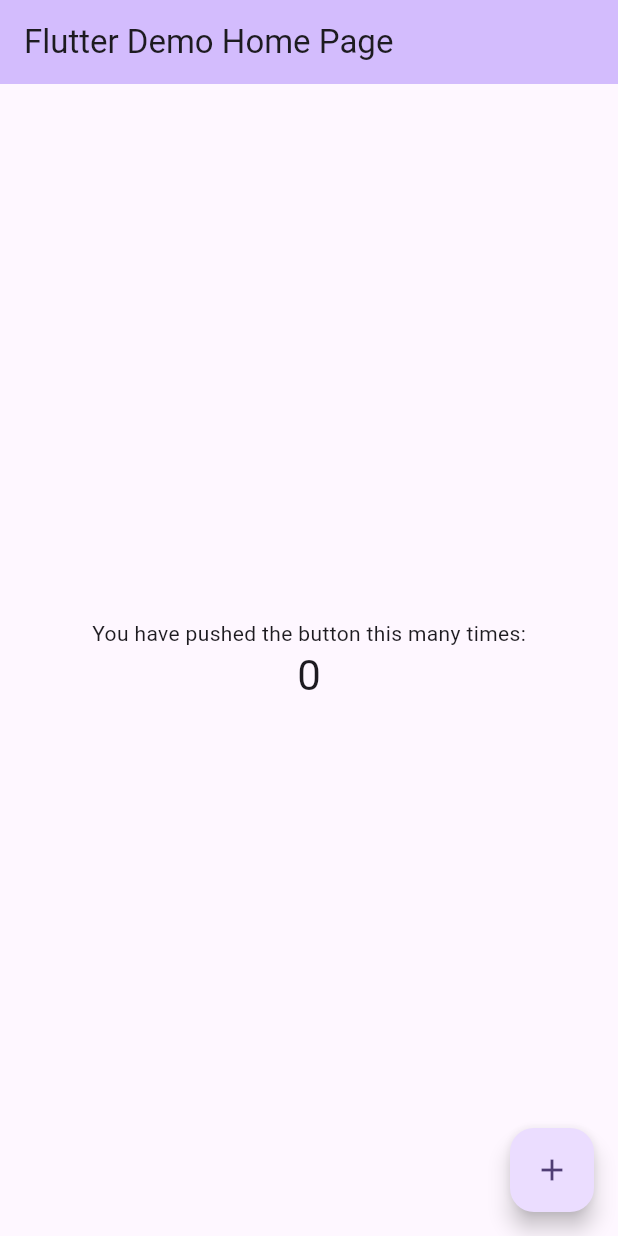
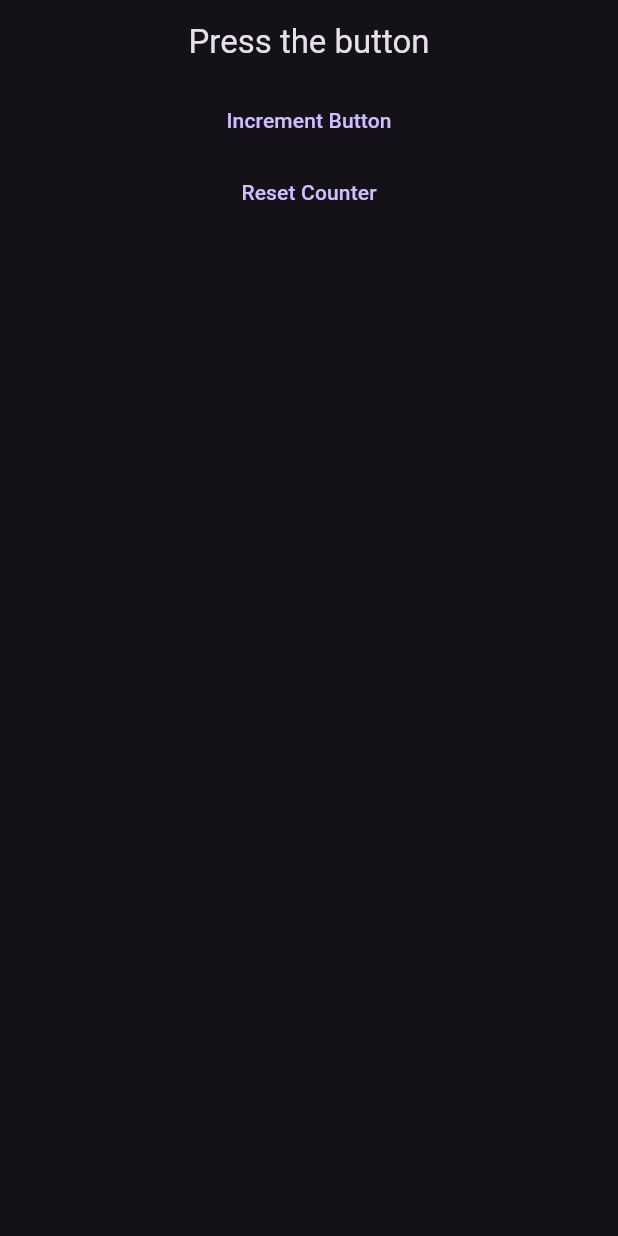
Before and after one commit to devhasanalhamed/riverpod_beginner_to_advanced, a Flutter app: the screen it shows after launch, on a phone screen of 412 x 824 dp. Run offline on Flutter 3.47's test engine with Material 3 defaults, Android fonts, the phone set to English and light mode, and no system bars; our stand-ins replace hooks_riverpod.

Commit message:
Update main.dart

```diff
--- a/lib/main.dart
+++ b/lib/main.dart
@@ -1,8 +1,35 @@
 import 'package:flutter/material.dart';
+import 'package:hooks_riverpod/hooks_riverpod.dart';
 
 void main() {
-  runApp(const MyApp());
+  runApp(
+    const ProviderScope(
+      child: MyApp(),
+    ),
+  );
 }
+
+extension OptionalInfixAddition<T extends num> on T? {
+  T? operator +(T? other) {
+    final shadow = this;
+    if (shadow != null) {
+      return shadow + (other ?? 0) as T;
+    }
+    return null;
+  }
+}
+
+class Counter extends StateNotifier<int?> {
+  Counter() : super(null);
+
+  void increment() => state = state == null ? 1 : state + 1;
+
+  void reset() => state = null;
+}
+
+final counterProvider = StateNotifierProvider<Counter, int?>(
+  (ref) => Counter(),
+);
 
 class MyApp extends StatelessWidget {
   const MyApp({super.key});
@@ -12,57 +39,49 @@ class MyApp extends StatelessWidget {
   Widget build(BuildContext context) {
     return MaterialApp(
       title: 'Flutter Demo',
+      darkTheme: ThemeData.dark(),
       theme: ThemeData(
         colorScheme: ColorScheme.fromSeed(seedColor: Colors.deepPurple),
         useMaterial3: true,
       ),
-      home: const MyHomePage(title: 'Flutter Demo Home Page'),
+      themeMode: ThemeMode.dark,
+      home: const HomePage(),
     );
   }
 }
 
-class MyHomePage extends StatefulWidget {
-  const MyHomePage({super.key, required this.title});
-  final String title;
+class HomePage extends ConsumerWidget {
+  const HomePage({super.key});
 
   @override
-  State<MyHomePage> createState() => _MyHomePageState();
-}
-
-class _MyHomePageState extends State<MyHomePage> {
-  int _counter = 0;
-
-  void _incrementCounter() {
-    setState(() {
-      _counter++;
-    });
-  }
-
-  @override
-  Widget build(BuildContext context) {
+  Widget build(BuildContext context, WidgetRef ref) {
     return Scaffold(
       appBar: AppBar(
-        backgroundColor: Theme.of(context).colorScheme.inversePrimary,
-        title: Text(widget.title),
-      ),
-      body: Center(
-        child: Column(
-          mainAxisAlignment: MainAxisAlignment.center,
-          children: <Widget>[
-            const Text(
-              'You have pushed the button this many times:',
-            ),
-            Text(
-              '$_counter',
-              style: Theme.of(context).textTheme.headlineMedium,
-            ),
-          ],
+        centerTitle: true,
+        title: Consumer(
+          builder: (context, ref, child) {
+            final count = ref.watch(counterProvider);
+            final text = count == null ? 'Press the button' : count.toString();
+            return Text(text);
+          },
         ),
       ),
-      floatingActionButton: FloatingActionButton(
-        onPressed: _incrementCounter,
-        tooltip: 'Increment',
-        child: const Icon(Icons.add),
+      body: Column(
+        crossAxisAlignment: CrossAxisAlignment.stretch,
+        children: [
+          TextButton(
+            onPressed: ref.read(counterProvider.notifier).increment,
+            child: const Text(
+              'Increment Button',
+            ),
+          ),
+          TextButton(
+            onPressed: ref.read(counterProvider.notifier).reset,
+            child: const Text(
+              'Reset Counter',
+            ),
+          ),
+        ],
       ),
     );
   }
```
